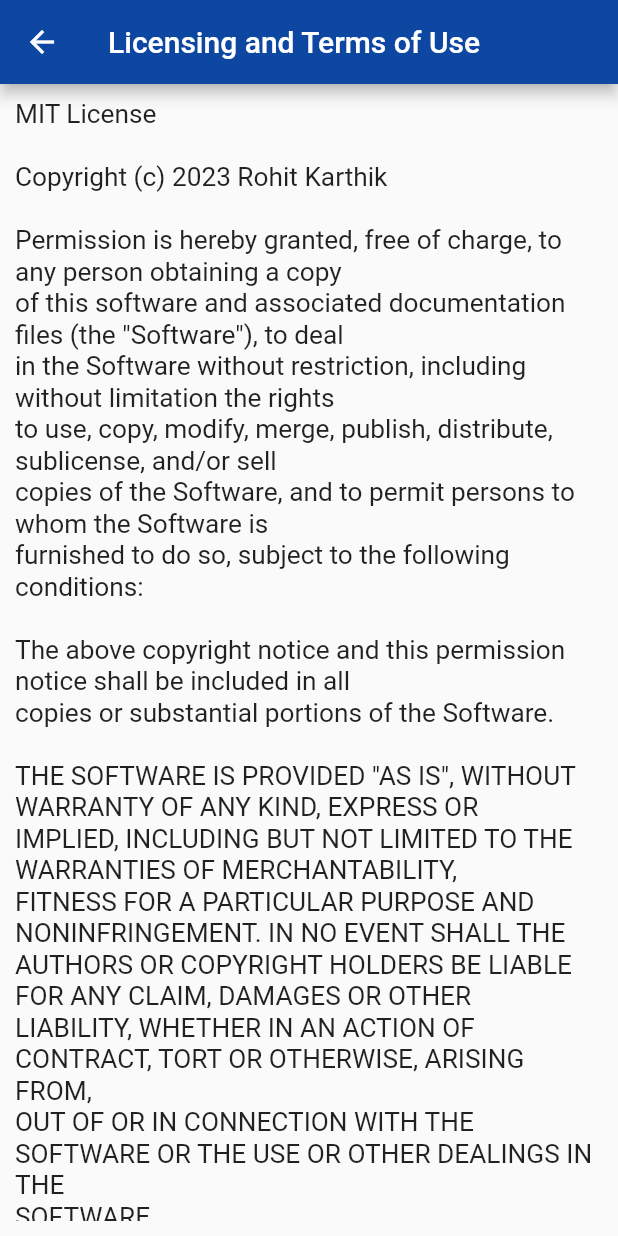
After one commit to rohit-karthik/fbla-mobile-app, a Flutter app: the screen it shows after launch, after a tap on "Log In / Sign Up", after a tap on "Terms of Use", on a phone screen of 412 x 824 dp. The commit adds this screen. Run offline on Flutter 3.47's test engine with Material 2 defaults, Android fonts, the phone set to English and light mode, and no system bars; drawn by our look-alikes of calendar_view; our stand-ins replace cloud_firestore, firebase_core, firebase_storage, flutter_map, font_awesome_flutter, image_picker and 2 more; missing offline and left inert: bcrypt, responsive_grid_list; accounts and stored records are empty.

Commit message:
add licensing

```diff
--- /dev/null
+++ b/lib/pages/licensing_page.dart
@@ -0,0 +1,54 @@
+import "package:flutter/material.dart";
+
+class LicensingPage extends StatefulWidget {
+  const LicensingPage({Key? key}) : super(key: key);
+
+  @override
+  State<LicensingPage> createState() => _LicensingPageState();
+}
+
+class _LicensingPageState extends State<LicensingPage> {
+  @override
+  Widget build(BuildContext context) {
+    return Scaffold(
+      appBar: AppBar(
+        backgroundColor: Theme.of(context).primaryColor,
+        title: const Text("Licensing and Terms of Use"),
+      ),
+      body: Padding(
+        padding: const EdgeInsets.all(10),
+        child: ListView(
+          children: const [
+            Text(
+              """MIT License
+
+Copyright (c) 2023 Rohit Karthik
+
+Permission is hereby granted, free of charge, to any person obtaining a copy
+of this software and associated documentation files (the "Software"), to deal
+in the Software without restriction, including without limitation the rights
+to use, copy, modify, merge, publish, distribute, sublicense, and/or sell
+copies of the Software, and to permit persons to whom the Software is
+furnished to do so, subject to the following conditions:
+
+The above copyright notice and this permission notice shall be included in all
+copies or substantial portions of the Software.
+
+THE SOFTWARE IS PROVIDED "AS IS", WITHOUT WARRANTY OF ANY KIND, EXPRESS OR
+IMPLIED, INCLUDING BUT NOT LIMITED TO THE WARRANTIES OF MERCHANTABILITY,
+FITNESS FOR A PARTICULAR PURPOSE AND NONINFRINGEMENT. IN NO EVENT SHALL THE
+AUTHORS OR COPYRIGHT HOLDERS BE LIABLE FOR ANY CLAIM, DAMAGES OR OTHER
+LIABILITY, WHETHER IN AN ACTION OF CONTRACT, TORT OR OTHERWISE, ARISING FROM,
+OUT OF OR IN CONNECTION WITH THE SOFTWARE OR THE USE OR OTHER DEALINGS IN THE
+SOFTWARE.
+                  """,
+              style: TextStyle(
+                fontSize: 17.5,
+              ),
+            ),
+          ],
+        ),
+      ),
+    );
+  }
+}
--- a/lib/pages/login_screen.dart
+++ b/lib/pages/login_screen.dart
@@ -1,3 +1,4 @@
+import 'package:fbla_app_22/pages/licensing_page.dart';
 import "package:flutter/material.dart";
 import "package:bcrypt/bcrypt.dart";
 import "package:cloud_firestore/cloud_firestore.dart";
@@ -126,13 +127,13 @@ class _LoginPageState extends State<LoginPage> {
                 ),
                 child: const Text('Log In / Sign Up'),
                 onPressed: () async {
-                  if (_passwordController.text == "") {
+                  if (!isValidEmail(_emailController.text)) {
+                    setState(() {
+                      _errorMsg = "Please enter a valid email";
+                    });
+                  } else if (_passwordController.text == "") {
                     setState(() {
                       _errorMsg = "Please enter a password";
-                    });
-                  } else if (!isValidEmail(_emailController.text)) {
-                    setState(() {
-                      _errorMsg = "Please enter a valid email";
                     });
                   } else if (_passwordController.text == "password") {
                     setState(() {
@@ -200,12 +201,19 @@ class _LoginPageState extends State<LoginPage> {
               ),
             ),
             TextButton(
-              onPressed: () {},
+              onPressed: () {
+                Navigator.push(
+                  context,
+                  MaterialPageRoute(
+                    builder: (context) => const LicensingPage(),
+                  ),
+                );
+              },
               style: TextButton.styleFrom(
                 primary: Theme.of(context).primaryColor,
               ),
               child: Text(
-                'Forgot Password?',
+                'Terms of Use',
                 style: TextStyle(color: Colors.grey[600]),
               ),
             ),
```
Also changed, not shown: pubspec.yaml (+7 -0 lines), assets/icon/app_logo.png (added), pubspec.lock, 25 other files.
